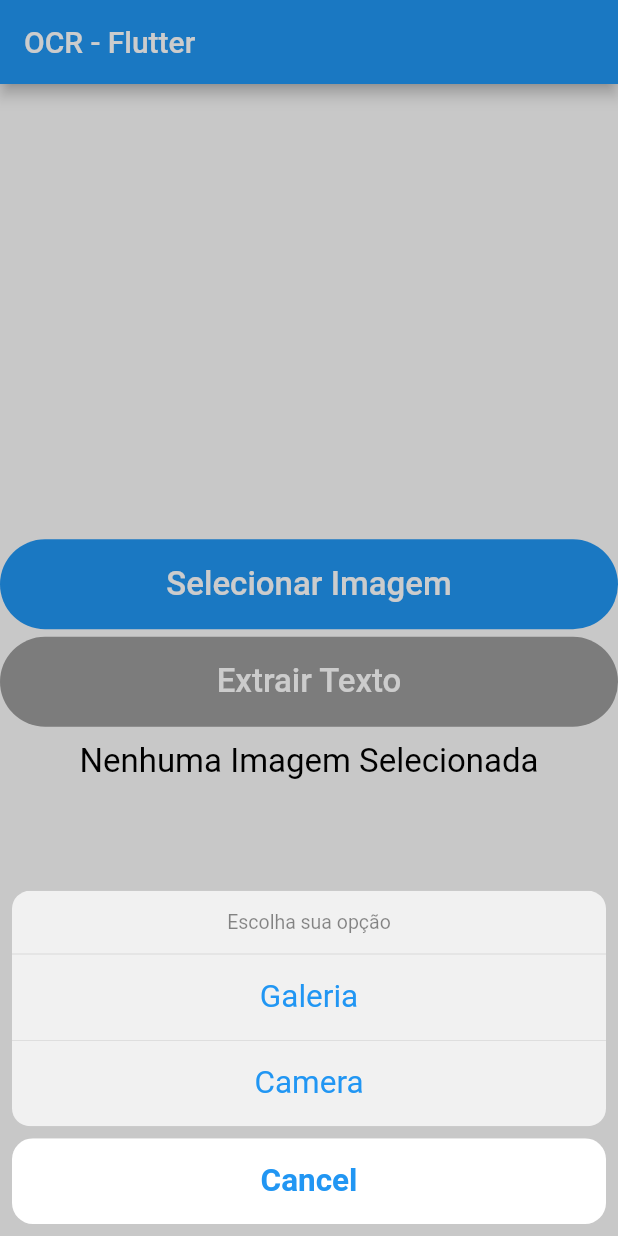
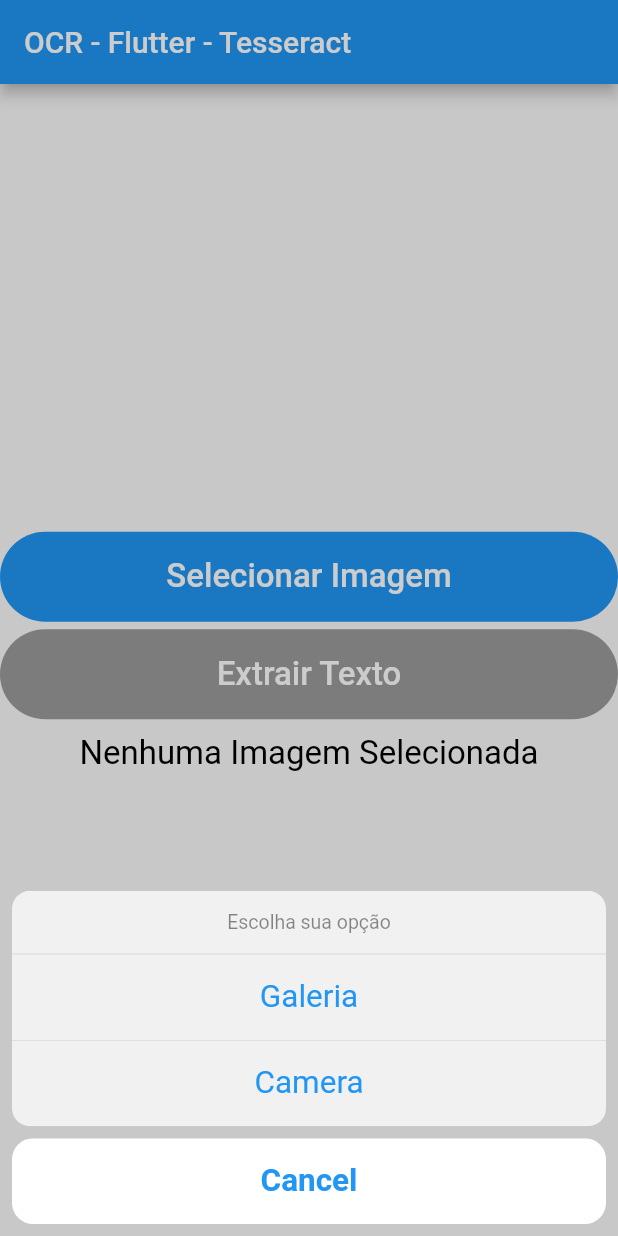
Before and after one commit to henriqueRosa27/ocr-flutter, a Flutter app: the screen it shows after launch, after a tap on "Selecionar Imagem", on a phone screen of 412 x 824 dp. Run offline on Flutter 3.47's test engine with Material 2 defaults, Android fonts, the phone set to English and light mode, and no system bars; our stand-ins replace image_picker; missing offline and left inert: tesseract_ocr; Roboto replaces fonts that are missing (Raleway).

Commit message:
Finalizado exemplo usando tesseract

```diff
--- a/lib/main.dart
+++ b/lib/main.dart
@@ -15,7 +15,7 @@ class MyApp extends StatelessWidget {
       theme: ThemeData(
         primarySwatch: Colors.blue,
       ),
-      home: MyHomePage(title: 'OCR - Flutter'),
+      home: MyHomePage(title: 'OCR - Flutter - Tesseract'),
     );
   }
 }
@@ -33,26 +33,31 @@ class _MyHomePageState extends State<MyHomePage> {
   File imageFile;
   bool imageLoaded = false;
   bool textLoaded = false;
+  String textExtracted;
 
   openGallery(BuildContext context) async {
     var picture = await ImagePicker.pickImage(source: ImageSource.gallery);
+    if (picture != null) {
       this.setState(() {
         imageFile = picture;
         imageLoaded = true;
       });
+    }
     Navigator.of(context).pop();
   }
 
   openCamera(BuildContext context) async {
     var picture = await ImagePicker.pickImage(source: ImageSource.camera);
+    if (picture != null) {
       this.setState(() {
         imageFile = picture;
         imageLoaded = true;
       });
+    }
     Navigator.of(context).pop();
   }
 
-  void ShowActionSheet(BuildContext context) {
+  void _showActionSheet(BuildContext context) {
     showCupertinoModalPopup(
       context: context,
       builder: (BuildContext context) => CupertinoActionSheet(
@@ -81,16 +86,37 @@ class _MyHomePageState extends State<MyHomePage> {
     );
   }
 
-  Function buttonDisbled(){
-    if(!imageLoaded){
+  Function buttonDisbled() {
+    if (!imageLoaded) {
       return null;
-    }
-    else {
-      return () {};
+    } else {
+      return () {
+        _extractText();
+      };
     }
   }
 
-  Widget ImageView() {
+  void _extractText() async {
+    String text;
+
+    try {
+      text = await TesseractOcr.extractText(imageFile.path, language: "por");
+    } on Exception {
+      text = 'Falha ao extrair texto!';
+    }
+
+    // If the widget was removed from the tree while the asynchronous platform
+    // message was in flight, we want to discard the reply rather than calling
+    // setState to update our non-existent appearance.
+    if (!mounted) return;
+
+    setState(() {
+      textExtracted = text;
+      textLoaded = true;
+    });
+  }
+
+  Widget _imageView() {
     if (imageFile == null) {
       return Text(
         "Nenhuma Imagem Selecionada",
@@ -105,6 +131,33 @@ class _MyHomePageState extends State<MyHomePage> {
     }
   }
 
+  Widget _textView() {
+    if (textLoaded) {
+      return Card(child: Column(
+          mainAxisAlignment: MainAxisAlignment.center,
+          children: <Widget>[
+            Text(
+              "Texto Extraído",
+              style: TextStyle(
+                color: Colors.black,
+                fontFamily: 'Raleway',
+                fontSize: 25.0,
+              ),
+            ),
+            Text(
+              textExtracted,
+              style: TextStyle(
+                color: Colors.black,
+                fontFamily: 'Raleway',
+                fontSize: 20.0,
+              ),
+            )
+          ]));
+    } else {
+      return null;
+    }
+  }
+
   @override
   Widget build(BuildContext context) {
     return Scaffold(
@@ -112,6 +165,8 @@ class _MyHomePageState extends State<MyHomePage> {
           title: Text(widget.title),
         ),
         body: Center(
+            child: SingleChildScrollView(
+              child: Container(
                 child: Column(
                   mainAxisAlignment: MainAxisAlignment.center,
                   children: <Widget>[
@@ -124,7 +179,7 @@ class _MyHomePageState extends State<MyHomePage> {
                           borderRadius: new BorderRadius.circular(30.0),
                         ),
                         onPressed: () {
-                    ShowActionSheet(context);
+                          _showActionSheet(context);
                         },
                         color: Colors.blue,
                         child: Text(
@@ -162,10 +217,17 @@ class _MyHomePageState extends State<MyHomePage> {
                     ),
                     Padding(
                       padding: EdgeInsets.only(top: 10),
-                child: ImageView(),
+                      child: _imageView(),
+                    ),
+                    Padding(
+                      padding: EdgeInsets.only(top: 10),
+                      child: _textView(),
                     ),
                   ],
+                )
               ),
-        ));
+            )
+        )
+    );
   }
 }
--- a/pubspec.yaml
+++ b/pubspec.yaml
@@ -42,6 +42,9 @@ flutter:
   # included with your application, so that you can use the icons in
   # the material Icons class.
   uses-material-design: true
+  assets:
+    - assets/
+    - assets/tessdata/
 
   # To add assets to your application, add an assets section, like this:
   # assets:
```
Also changed, not shown: assets/tessdata_config.json (added, +8 -0 lines), assets/tessdata/pdf.ttf (added), 5 other files. Lines whose indentation alone changed are shown as unchanged.
